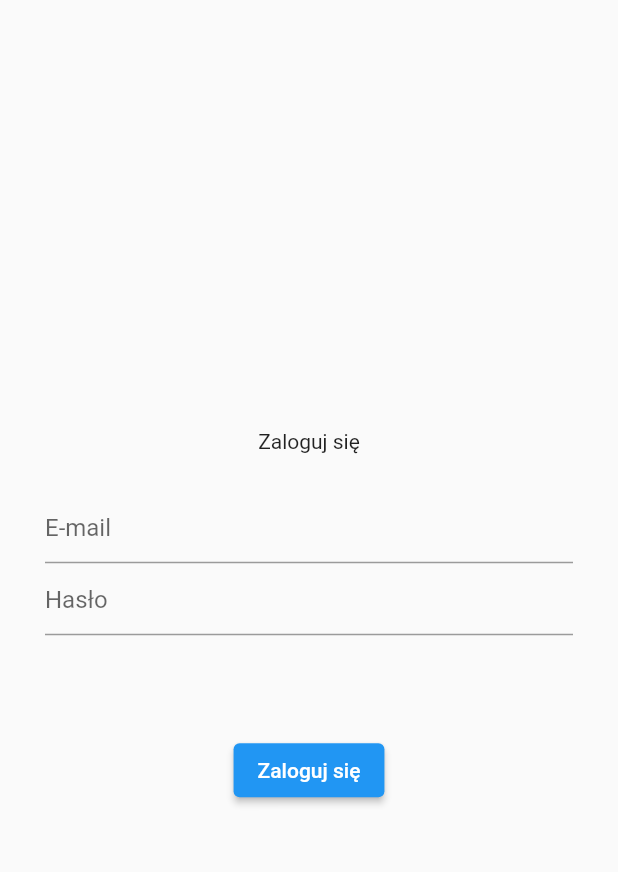
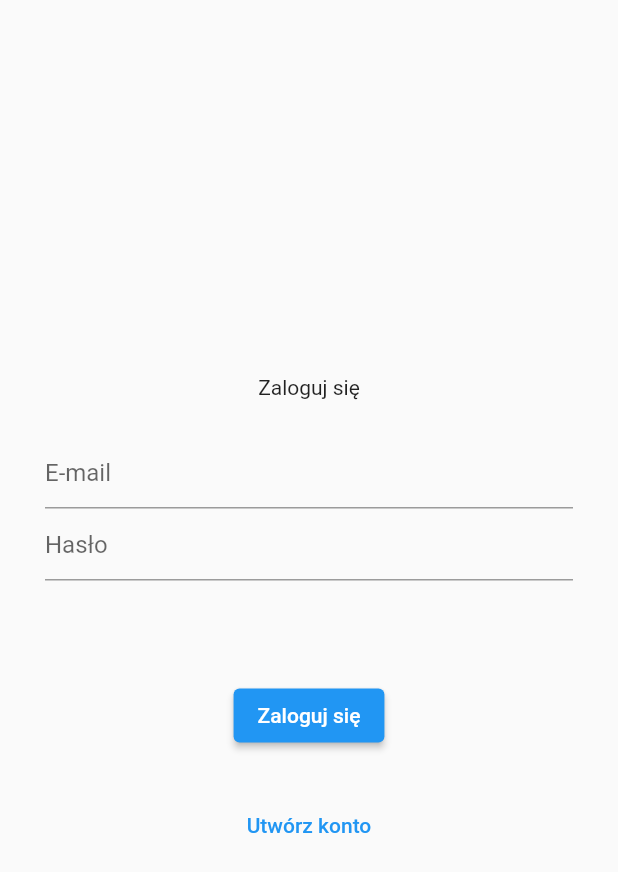
Before and after one commit to szymonmatecki/kalistenika_2, a Flutter app: the screen it shows after launch, on a phone screen of 412 x 824 dp. Shown: the top 872 px of the screen. Run offline on Flutter 3.47's test engine with Material 2 defaults, Android fonts, the phone set to English and light mode, and no system bars; our stand-ins replace firebase_auth, firebase_core; accounts and stored records are empty.

Commit message:
Add registration

```diff
--- a/lib/app/login/login_page.dart
+++ b/lib/app/login/login_page.dart
@@ -15,6 +15,7 @@ class LoginPage extends StatefulWidget {
 
 class _LoginPageState extends State<LoginPage> {
   var errorMessage = '';
+  var isCreatingAccount = false;
 
   @override
   Widget build(BuildContext context) {
@@ -25,7 +26,9 @@ class _LoginPageState extends State<LoginPage> {
           child: Column(
             mainAxisAlignment: MainAxisAlignment.center,
             children: [
-              const Text('Zaloguj się'),
+              Text(isCreatingAccount == true
+                  ? 'Zarejestruj się'
+                  : 'Zaloguj się'),
               const SizedBox(height: 25),
               TextField(
                 controller: widget.emailControler,
@@ -41,6 +44,21 @@ class _LoginPageState extends State<LoginPage> {
               const SizedBox(height: 25),
               ElevatedButton(
                 onPressed: () async {
+                  if (isCreatingAccount = true) {
+                    // rejestracja
+                    try {
+                      await FirebaseAuth.instance
+                          .createUserWithEmailAndPassword(
+                        email: widget.emailControler.text,
+                        password: widget.passwordControler.text,
+                      );
+                    } catch (error) {
+                      setState(() {
+                        errorMessage = error.toString();
+                      });
+                    }
+                  } else {
+                    // logowanie
                     try {
                       await FirebaseAuth.instance.signInWithEmailAndPassword(
                         email: widget.emailControler.text,
@@ -51,9 +69,33 @@ class _LoginPageState extends State<LoginPage> {
                         errorMessage = error.toString();
                       });
                     }
+                  }
                 },
-                child: const Text('Zaloguj się'),
+                child: Text(isCreatingAccount == true
+                    ? 'Zarejestruj się'
+                    : 'Zaloguj się'),
               ),
+              const SizedBox(height: 25),
+              if (isCreatingAccount == false) ...[
+                TextButton(
+                  onPressed: () {
+                    setState(() {
+                      isCreatingAccount = true;
+                    });
+                  },
+                  child: const Text('Utwórz konto'),
+                ),
+              ],
+              if (isCreatingAccount == true) ...[
+                TextButton(
+                  onPressed: () {
+                    setState(() {
+                      isCreatingAccount = false;
+                    });
+                  },
+                  child: const Text('Masz już konto?'),
+                ),
+              ],
             ],
           ),
         ),
```
Lines whose indentation alone changed are shown as unchanged.
